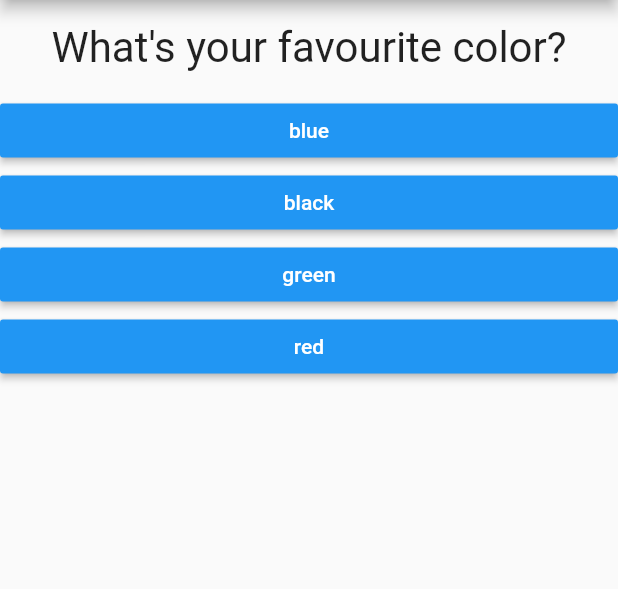
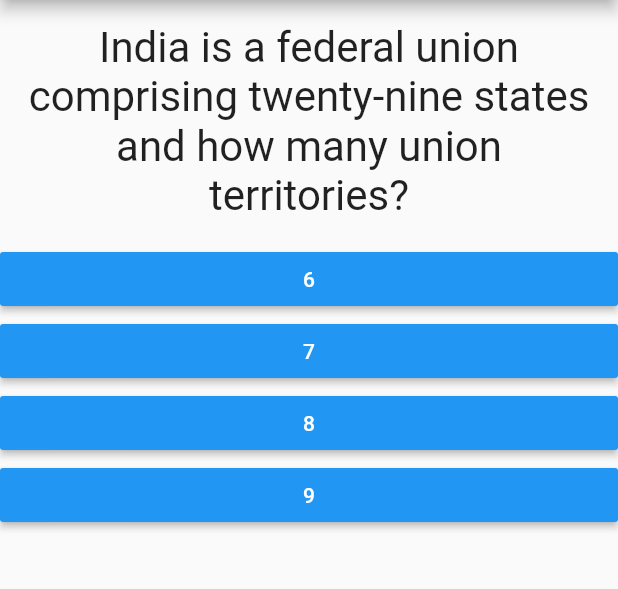
Before and after one commit to rajbhensdadiya/flutter-quiz-app, a Flutter app: the screen it shows after launch, on a phone screen of 412 x 824 dp, the part 84-673 px from its top. Run offline on Flutter 3.47's test engine with Material 2 defaults, Android fonts, the phone set to English and light mode, and no system bars.

Commit message:
update main

```diff
--- a/lib/main.dart
+++ b/lib/main.dart
@@ -15,21 +15,59 @@ class MyApp extends StatefulWidget {
 class _MyAppState extends State<MyApp> {
   final _questions = const [
     {
-      'questionText': "What's your favourite color?",
-      'answers': ['blue', 'black', 'green', 'red'],
+      'questionText':
+          "India is a federal union comprising twenty-nine states and how many union territories?",
+      'answers': [
+        {'text': '6', 'score': 0},
+        {'text': '7', 'score': 1},
+        {'text': '8', 'score': 0},
+        {'text': '9', 'score': 0},
+      ],
     },
     {
-      'questionText': "What's your favourite animal?",
-      'answers': ['dog', 'cat', 'elephant', 'zebra'],
+      'questionText':
+          "Which of the following is the capital of Arunachal Pradesh?",
+      'answers': [
+        {'text': 'Itanagar', 'score': 1},
+        {'text': 'Dispur', 'score': 0},
+        {'text': 'Imphal', 'score': 0},
+        {'text': 'Panaji', 'score': 0},
+      ],
     },
     {
-      'questionText': "What's your favourite hobby?",
-      'answers': ['read', 'dance', 'sing', 'movies'],
+      'questionText': "What are the major languages spoken in Andhra Pradesh?",
+      'answers': [
+        {'text': 'English and Telugu', 'score': 0},
+        {'text': 'Telugu and Urdu', 'score': 1},
+        {'text': 'Telugu and Kannada', 'score': 0},
+        {'text': 'All of the above languages', 'score': 0},
+      ],
+    },
+    {
+      'questionText': "What is the state flower of Haryana?",
+      'answers': [
+        {'text': 'Lotus', 'score': 1},
+        {'text': 'Rhododendron', 'score': 0},
+        {'text': 'Golden Shower', 'score': 0},
+        {'text': 'Not declared', 'score': 0},
+      ],
+    },
+    {
+      'questionText':
+          "Which of the following states is not located in the North?",
+      'answers': [
+        {'text': 'Jharkhand', 'score': 1},
+        {'text': 'Jammu and Kashmir', 'score': 0},
+        {'text': 'Himachal Pradesh', 'score': 0},
+        {'text': 'Haryana', 'score': 0},
+      ],
     },
   ];
   var _questionIndex = 0;
+  var _totalScore = 0;
 
-  void _answerQuestions() {
+  void _answerQuestions(int score) {
+    _totalScore += score;
     setState(() {
       _questionIndex += 1;
     });
--- a/lib/quiz.dart
+++ b/lib/quiz.dart
@@ -18,8 +18,9 @@ class Quiz extends StatelessWidget {
           questions[questionIndex]
               ['questionText'], //use [index] instead of elementsAt
         ),
-        ...(questions[questionIndex]['answers'] as List<String>).map((answer) {
-          return Answer(answerQuestion, answer);
+        ...(questions[questionIndex]['answers'] as List<Map<String, Object>>)
+            .map((answer) {
+          return Answer(() => answerQuestion(answer['score']), answer['text']);
         }).toList()
       ],
     );
```
